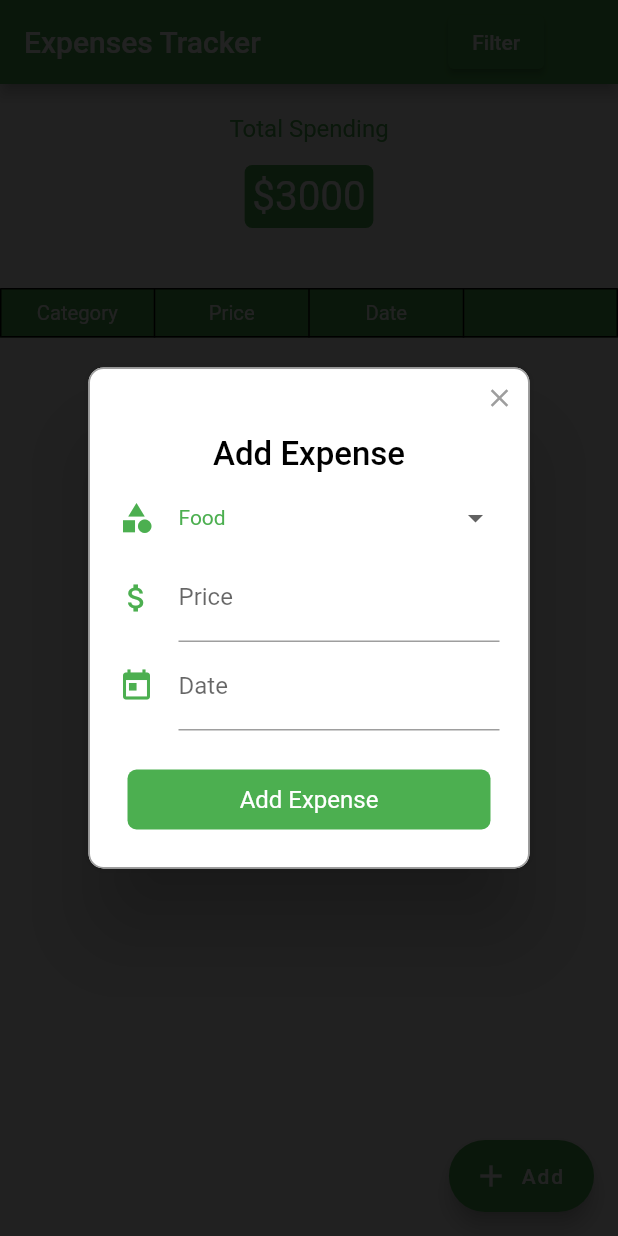
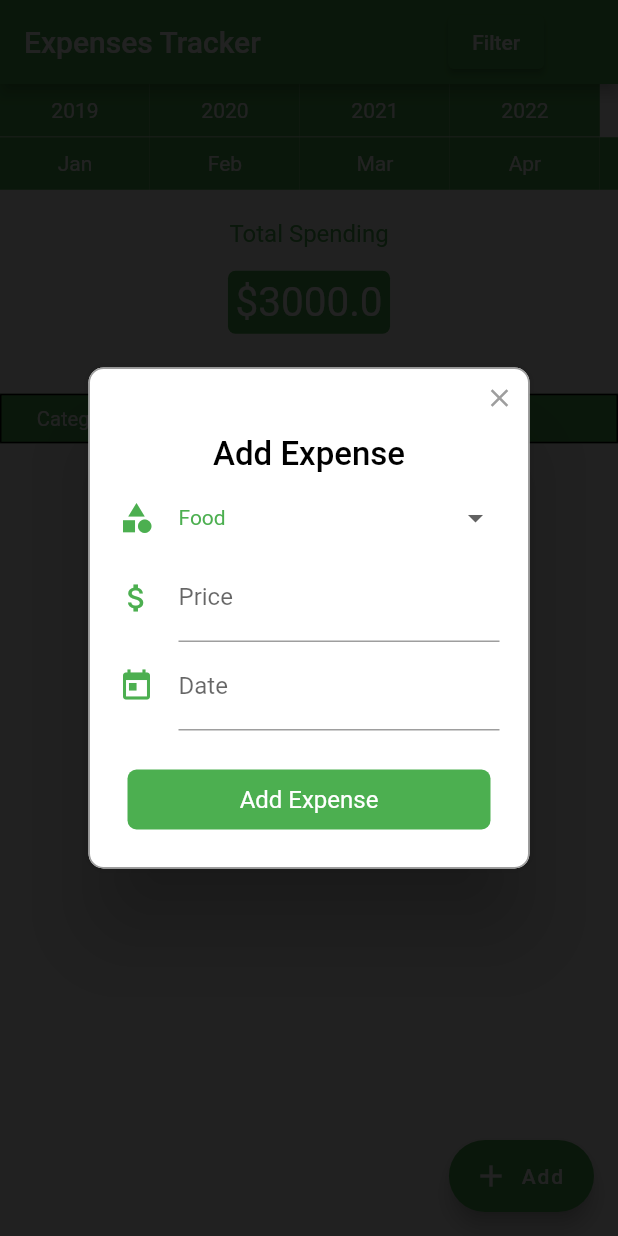
Before and after one commit to Moethantko/expenses_tracker, a Flutter app: the screen it shows after launch, after a tap on "Add", on a phone screen of 412 x 824 dp. Run offline on Flutter 3.47's test engine with Material 2 defaults, Android fonts, the phone set to English and light mode, and no system bars; drawn by our look-alikes of rflutter_alert; our stand-ins replace cloud_firestore, firebase_core; accounts and stored records are empty.

Commit message:
switch to horizontal scroll bar to do year and month filtering

```diff
--- a/lib/components/add_expense_form.dart
+++ b/lib/components/add_expense_form.dart
@@ -1,16 +1,12 @@
-import 'package:firebase_core/firebase_core.dart';
 import 'package:flutter/material.dart';
+import 'package:intl/intl.dart';
 import 'package:personal_expenses_tracker/components/category_dropdown.dart';
 import 'package:personal_expenses_tracker/data/data.dart';
 import 'package:personal_expenses_tracker/helpers/date_helper.dart';
 import 'package:personal_expenses_tracker/helpers/firebase_helper.dart';
-import 'package:personal_expenses_tracker/helpers/global_variables_helper.dart';
 import 'package:personal_expenses_tracker/models/expense.dart';
 import 'package:provider/provider.dart';
 import 'package:rflutter_alert/rflutter_alert.dart';
-import 'package:firebase_core/firebase_core.dart';
-import 'package:cloud_firestore/cloud_firestore.dart';
-import 'package:intl/intl.dart';
 
 class AddExpenseForm extends StatefulWidget {
   const AddExpenseForm({Key? key}) : super(key: key);
@@ -21,9 +17,9 @@ class AddExpenseForm extends StatefulWidget {
 }
 
 class _AddExpenseForm extends State<AddExpenseForm> {
-
   DateTime _selectedDate = DateTime.now();
   final TextEditingController _dateFieldController = TextEditingController();
+  DateHelper dateHelper = DateHelper();
 
   _selectDate(BuildContext context) async {
     final DateTime? pickedDate = await showDatePicker(
@@ -38,14 +34,17 @@ class _AddExpenseForm extends State<AddExpenseForm> {
         ..selection = TextSelection.fromPosition(TextPosition(
             offset: _dateFieldController.text.length,
             affinity: TextAffinity.upstream));
+      Provider.of<Data>(context, listen: false).latestAddedYear =
+          dateHelper.retrieveYear(_dateFieldController.text);
     }
   }
 
   _showAddExpenseForm(context) {
-
     int price = 0;
     DateHelper dateHelper = DateHelper();
     FirebaseHelper firebaseHelper = FirebaseHelper();
+
+    //print('Test: ${GlobalVariablesHelper.totalSpending}');
 
     Alert(
         context: context,
@@ -59,16 +58,21 @@ class _AddExpenseForm extends State<AddExpenseForm> {
                 price = int.parse(value);
               },
               decoration: const InputDecoration(
-                icon: Icon(Icons.attach_money, color: Colors.green,),
+                icon: Icon(
+                  Icons.attach_money,
+                  color: Colors.green,
+                ),
                 labelText: 'Price',
               ),
             ),
-
             TextField(
               onTap: () => _selectDate(context),
               controller: _dateFieldController,
               decoration: const InputDecoration(
-                icon: Icon(Icons.today, color: Colors.green,),
+                icon: Icon(
+                  Icons.today,
+                  color: Colors.green,
+                ),
                 labelText: 'Date',
               ),
             ),
@@ -78,16 +82,14 @@ class _AddExpenseForm extends State<AddExpenseForm> {
           DialogButton(
             onPressed: () => {
               firebaseHelper.storeExpenseData(Expense(
-                  category: Provider.of<Data>(context, listen: false).currentSelectedCategory,
+                  category: Provider.of<Data>(context, listen: false)
+                      .currentSelectedCategory,
                   price: price,
                   date: _dateFieldController.text,
                   year: dateHelper.retrieveYear(_dateFieldController.text),
                   month: dateHelper.retrieveMonth(_dateFieldController.text))),
-
-              /*firebaseHelper.calculateTotalSpending(
-                  dateHelper.retrieveYear(_dateFieldController.text),
-                  dateHelper.retrieveMonth(_dateFieldController.text)),*/
-
+              Provider.of<Data>(context, listen: false)
+                  .updateAllYearsData(context),
               Navigator.pop(context),
             },
             child: const Text(
--- /dev/null
+++ b/lib/components/months_horizontal_list_view.dart
@@ -0,0 +1,60 @@
+import 'package:flutter/material.dart';
+import 'package:provider/provider.dart';
+
+import '../data/data.dart';
+import '../helpers/global_variables_helper.dart';
+
+class MonthsHorizontalListView extends StatefulWidget {
+  const MonthsHorizontalListView({Key? key}) : super(key: key);
+
+  @override
+  State<MonthsHorizontalListView> createState() =>
+      _MonthsHorizontalListViewState();
+}
+
+class _MonthsHorizontalListViewState extends State<MonthsHorizontalListView> {
+  @override
+  Widget build(BuildContext context) {
+    return Container(
+      height: 35,
+      alignment: Alignment.centerLeft,
+      child: SingleChildScrollView(
+        scrollDirection: Axis.horizontal,
+        child: Row(
+          children: buildMonthContainersList(context),
+        ),
+      ),
+    );
+  }
+}
+
+List<Widget> buildMonthContainersList(BuildContext context) {
+  List<Widget> monthContainersList = [];
+
+  for (String month
+      in Provider.of<Data>(context, listen: false).allMonthsData) {
+    monthContainersList.add(
+      GestureDetector(
+        onTap: () => {
+          GlobalVariablesHelper.monthForDataFilter = month,
+          Provider.of<Data>(context, listen: false).updateSnaps(),
+        },
+        child: Container(
+          alignment: Alignment.center,
+          decoration: const BoxDecoration(
+            color: Colors.green,
+            border: Border(
+              right: BorderSide(width: 0.1, color: Colors.white),
+            ),
+          ),
+          width: 100,
+          child: Text(
+            month,
+            style: const TextStyle(color: Colors.white),
+          ),
+        ),
+      ),
+    );
+  }
+  return monthContainersList;
+}
--- /dev/null
+++ b/lib/components/years_horizontal_list_view.dart
@@ -0,0 +1,59 @@
+import 'package:flutter/material.dart';
+import 'package:provider/provider.dart';
+
+import '../data/data.dart';
+import '../helpers/global_variables_helper.dart';
+
+class YearsHorizontalListView extends StatefulWidget {
+  const YearsHorizontalListView({Key? key}) : super(key: key);
+  @override
+  State<YearsHorizontalListView> createState() =>
+      _YearsHorizontalListViewState();
+}
+
+class _YearsHorizontalListViewState extends State<YearsHorizontalListView> {
+  @override
+  Widget build(BuildContext context) {
+    return Container(
+      height: 35,
+      alignment: Alignment.centerLeft,
+      child: SingleChildScrollView(
+        scrollDirection: Axis.horizontal,
+        child: Row(
+          children: buildYearContainersList(context),
+        ),
+      ),
+    );
+  }
+}
+
+List<Widget> buildYearContainersList(BuildContext context) {
+  //List<int> allYearsData = Provider.of<FilterDataProvider>(context, listen: false).allYearsData;
+  List<Widget> yearContainerList = [];
+
+  for (int year in Provider.of<Data>(context, listen: false).allYearsData) {
+    yearContainerList.add(
+      GestureDetector(
+        onTap: () => {
+          GlobalVariablesHelper.yearForDataFilter = year,
+          Provider.of<Data>(context, listen: false).updateSnaps(),
+        },
+        child: Container(
+          alignment: Alignment.center,
+          decoration: const BoxDecoration(
+            color: Colors.green,
+            border: Border(
+              right: BorderSide(width: 0.1, color: Colors.white),
+            ),
+          ),
+          width: 100,
+          child: Text(
+            year.toString(),
+            style: const TextStyle(color: Colors.white),
+          ),
+        ),
+      ),
+    );
+  }
+  return yearContainerList;
+}
--- a/lib/data/data.dart
+++ b/lib/data/data.dart
@@ -2,39 +2,71 @@ import 'package:cloud_firestore/cloud_firestore.dart';
 import 'package:flutter/material.dart';
 import 'package:personal_expenses_tracker/helpers/firebase_helper.dart';
 import 'package:personal_expenses_tracker/helpers/global_variables_helper.dart';
+import 'package:provider/provider.dart';
 
 class Data extends ChangeNotifier {
   FirebaseHelper firebaseHelper = FirebaseHelper();
   late Stream<QuerySnapshot<Map<String, dynamic>>> snaps =
-  firebaseHelper.filterExpensesDataByYearMonth(GlobalVariablesHelper.yearForDataFilter, GlobalVariablesHelper.monthForDataFilter);
+      firebaseHelper.filterExpensesDataByYearMonth(
+          GlobalVariablesHelper.yearForDataFilter,
+          GlobalVariablesHelper.monthForDataFilter);
 
   void updateSnaps() {
-    snaps = firebaseHelper.filterExpensesDataByYearMonth(GlobalVariablesHelper.yearForDataFilter, GlobalVariablesHelper.monthForDataFilter);
+    snaps = firebaseHelper.filterExpensesDataByYearMonth(
+        GlobalVariablesHelper.yearForDataFilter,
+        GlobalVariablesHelper.monthForDataFilter);
     notifyListeners();
   }
 
   String currentSelectedCategory = 'Food';
-  void updateCurrentSelectedCategory (String newValue) {
+  void updateCurrentSelectedCategory(String newValue) {
     currentSelectedCategory = newValue;
     notifyListeners();
   }
 
   int currentSelectedYear = 2022;
-  void updateCurrentSelectedYear (int newValue) {
+  void updateCurrentSelectedYear(int newValue) {
     currentSelectedYear = newValue;
     notifyListeners();
   }
 
+  List<int> allYearsData = [2019, 2020, 2021, 2022];
+  updateAllYearsData(BuildContext context) {
+    allYearsData.add(Provider.of<Data>(context, listen: false).latestAddedYear);
+    allYearsData.sort();
+    firebaseHelper.retrieveYearsFromDB(context);
+    notifyListeners();
+  }
+
+  List<String> allMonthsData = [
+    'Jan',
+    'Feb',
+    'Mar',
+    'Apr',
+    'May',
+    'Jun',
+    'July',
+    'Aug',
+    'Sep',
+    'Oct',
+    'Nov',
+    'Dec'
+  ];
+
+  int latestAddedYear = 2022;
+
   String currentSelectedMonth = 'Jul';
-  void updateCurrentSelectedMonth (String newValue) {
+  void updateCurrentSelectedMonth(String newValue) {
     currentSelectedMonth = newValue;
     notifyListeners();
   }
 
-  /*late Future<int> totalSpending;
-  Future<int> retrieveTotalSpending () async {
-    totalSpending = await firebaseHelper.calculateTotalSpending(GlobalVariablesHelper.yearForDataFilter, GlobalVariablesHelper.monthForDataFilter);
-    return totalSpending;
-  }*/
-
+  late Future<int> totalSpending;
+  Future<void> retrieveTotalSpending() async {
+    /*totalSpending = await firebaseHelper.calculateTotalSpending(
+        GlobalVariablesHelper.yearForDataFilter,
+        GlobalVariablesHelper.monthForDataFilter);*/
+    print("Hello, I'm in provider");
+    notifyListeners();
+  }
 }
--- a/lib/helpers/firebase_helper.dart
+++ b/lib/helpers/firebase_helper.dart
@@ -1,7 +1,9 @@
 import 'package:cloud_firestore/cloud_firestore.dart';
-import 'package:flutter/foundation.dart';
+import 'package:flutter/material.dart';
+import 'package:personal_expenses_tracker/data/data.dart';
 import 'package:personal_expenses_tracker/helpers/global_variables_helper.dart';
 import 'package:personal_expenses_tracker/models/expense.dart';
+import 'package:provider/provider.dart';
 
 class FirebaseHelper {
   storeExpenseData(Expense expense) {
@@ -14,29 +16,6 @@ class FirebaseHelper {
     });
   }
 
-  /*Future<void> storeSpendingData(int year, String month, int spending) async {
-    int totalSpending = 0;
-    //print("Hello. It's herereerererer");
-
-    await FirebaseFirestore.instance.collection('total_spendings')
-        .where('year', isEqualTo: year)
-        .where('month', isEqualTo: month)
-        .snapshots().forEach((element) {
-          final docs = element.docs;
-          for (var doc in docs) {
-            totalSpending += int.parse(doc.get('total_spending').toString());
-            print("Hello. It's total...${totalSpending}");
-          }
-        }).then((value) => {
-          print("async function above is completed....."),
-          FirebaseFirestore.instance.collection('total_spendings').add({
-            'year': year,
-            'month': month,
-            'total_spending': totalSpending + spending
-          }),
-        });
-  }*/
-
   deleteSelectedExpenseData(String id) {
     FirebaseFirestore.instance.collection("expenses").doc(id).delete().then(
           (doc) => print("Document deleted"),
@@ -44,21 +23,29 @@ class FirebaseHelper {
         );
   }
 
-  retrieveYearsFromDB() async {
-    await FirebaseFirestore.instance.collection('expenses').snapshots().forEach((element) {
-      final docs = element.docs;
-      for (var doc in docs) {
-        int year = doc.get('year');
-        if (!GlobalVariablesHelper.allYearsData.contains(year)) {
-          GlobalVariablesHelper.allYearsData.add(year);
+  retrieveYearsFromDB(BuildContext context) {
+    FirebaseFirestore.instance.collection('expenses').get().then((value) => {
+          for (var doc in value.docs)
+            {
+              if (!Provider.of<Data>(context, listen: false)
+                  .allYearsData
+                  .contains(doc.get('year')))
+                {
+                  Provider.of<Data>(context, listen: false)
+                      .allYearsData
+                      .add(doc.get('year')),
+                  Provider.of<Data>(context, listen: false).allYearsData.sort(),
                 }
             }
         });
   }
 
   retrieveMonthsFromDB() async {
-    await FirebaseFirestore.instance.collection('expenses').snapshots().forEach((element) {
-      final docs = element.docs;
+    await FirebaseFirestore.instance
+        .collection('expenses')
+        .snapshots()
+        .forEach((snap) {
+      final docs = snap.docs;
       for (var doc in docs) {
         final month = doc.get('month').toString();
         if (!GlobalVariablesHelper.allMonthsData.contains(month)) {
@@ -68,25 +55,58 @@ class FirebaseHelper {
     });
   }
 
-  Stream<QuerySnapshot<Map<String, dynamic>>> filterExpensesDataByYearMonth(selectedYear, selectedMonth) {
-    return FirebaseFirestore.instance.collection('expenses')
+  Stream<QuerySnapshot<Map<String, dynamic>>> filterExpensesDataByYearMonth(
+      selectedYear, selectedMonth) {
+    return FirebaseFirestore.instance
+        .collection('expenses')
         .where("year", isEqualTo: selectedYear)
-        .where("month", isEqualTo: selectedMonth).snapshots();
+        .where("month", isEqualTo: selectedMonth)
+        .snapshots();
   }
 
-  /*calculateTotalSpending(selectedYear, selectedMonth) {
+  /*Future<int?> calculateTotalSpending(selectedYear, selectedMonth) async {
+    Future<int?> futureTotalSpending = 0;
     int totalSpending = 0;
-    FirebaseFirestore.instance.collection('expenses')
+
+    try {
+      await FirebaseFirestore.instance
+          .collection('expenses')
           .where("year", isEqualTo: selectedYear)
           .where("month", isEqualTo: selectedMonth)
           .snapshots()
-        .forEach((element) {
+          .forEach((snap) {
+        final docs = snap.docs;
+        for (var doc in docs) {
+          totalSpending += int.parse(doc.get('price').toString());
+        }
+        //GlobalVariablesHelper.totalSpending = totalSpending;
+      });
+      futureTotalSpending = totalSpending;
+      //print("Total: $totalSpending");
+    } catch (err) {
+      print(err);
+    }
+
+    return futureTotalSpending;
+
+    /*Stream<QuerySnapshot<Map<String, dynamic>>> snaps = filterExpensesDataByYearMonth(selectedYear, selectedMonth);
+    await for (var snap in snaps) {
+      final docs = snap.docs;
+      for (var doc in docs) {
+        totalSpending += int.parse(doc.get('price').toString());
+      }
+      //GlobalVariablesHelper.totalSpending = totalSpending;
+    }
+
+    return totalSpending;*/
+    //print("Testinggggg");
+
+    /*await FirebaseFirestore.instance.collection('expenses').snapshots().forEach((element) {
       final docs = element.docs;
       for (var doc in docs) {
-            //totalSpending += int.parse(doc.get('price').toString());
+        final month = doc.get('month').toString();
+        print("In the calculate spending function...$month");
       }
-        }).then((value) => {
-    print("it's hereeeeeee: ${totalSpending}"),
-    });
+    });*/
   }*/
 }
--- a/lib/helpers/global_variables_helper.dart
+++ b/lib/helpers/global_variables_helper.dart
@@ -3,4 +3,5 @@ class GlobalVariablesHelper {
   static var monthForDataFilter = 'Aug';
   static List<int> allYearsData = <int>[];
   static List<String> allMonthsData = <String>[];
+  static var totalSpending = 0;
 }
--- a/lib/main.dart
+++ b/lib/main.dart
@@ -1,26 +1,25 @@
-import 'package:cloud_firestore/cloud_firestore.dart';
+import 'package:firebase_core/firebase_core.dart';
 import 'package:flutter/material.dart';
-import 'package:personal_expenses_tracker/helpers/firebase_helper.dart';
-import 'package:personal_expenses_tracker/helpers/global_variables_helper.dart';
+import 'package:provider/provider.dart';
+
 import './screens/home.dart';
-import 'package:firebase_core/firebase_core.dart';
-import 'package:provider/provider.dart';
 import 'data/data.dart';
 
 Future<void> main() async {
   WidgetsFlutterBinding.ensureInitialized();
-  runApp(MyApp());
+  runApp(MultiProvider(
+    providers: [
+      ChangeNotifierProvider(create: (_) => Data()),
+    ],
+    child: MyApp(),
+  ));
 }
 
 class MyApp extends StatelessWidget {
-
   final Future<FirebaseApp> _fbApp = Firebase.initializeApp();
   @override
   Widget build(BuildContext context) {
-
-    return ChangeNotifierProvider(
-      create: (context) => Data(),
-      child: MaterialApp(
+    return MaterialApp(
       title: 'Personal Expenses Tracker',
       theme: ThemeData(
         primarySwatch: Colors.green,
@@ -31,14 +30,13 @@ class MyApp extends StatelessWidget {
         builder: (context, snapshot) {
           if (snapshot.hasError) {
             return const Text("Something went wrong.");
-            } else if (snapshot.hasData){
+          } else if (snapshot.hasData) {
             return HomeScreen(title: "Expenses Tracker");
           } else {
             return const Text("Something is returned");
           }
         },
       ),
-      ),
     );
   }
 }
--- a/lib/screens/home.dart
+++ b/lib/screens/home.dart
@@ -1,13 +1,13 @@
 import 'package:flutter/material.dart';
-import 'package:personal_expenses_tracker/components/expenses_table.dart';
 import 'package:personal_expenses_tracker/components/add_expense_form.dart';
 import 'package:personal_expenses_tracker/components/filter_form.dart';
-import 'package:personal_expenses_tracker/data/data.dart';
+import 'package:personal_expenses_tracker/components/months_horizontal_list_view.dart';
+import 'package:personal_expenses_tracker/components/years_horizontal_list_view.dart';
 import 'package:personal_expenses_tracker/helpers/firebase_helper.dart';
-import 'package:provider/provider.dart';
+
+import '../components/expenses_table.dart';
 
 class HomeScreen extends StatefulWidget {
-
   final String title;
   HomeScreen({Key? key, required this.title}) : super(key: key);
 
@@ -16,13 +16,11 @@ class HomeScreen extends StatefulWidget {
 }
 
 class _HomeScreen extends State<HomeScreen> {
-
   FirebaseHelper firebaseHelper = FirebaseHelper();
 
   @override
   Widget build(BuildContext context) {
-
-    firebaseHelper.retrieveYearsFromDB();
+    firebaseHelper.retrieveYearsFromDB(context);
     firebaseHelper.retrieveMonthsFromDB();
 
     return Scaffold(
@@ -33,13 +31,20 @@ class _HomeScreen extends State<HomeScreen> {
               widget.title,
               style: const TextStyle(color: Colors.white),
             ),
-            const SizedBox(width: 125,),
+            const SizedBox(
+              width: 125,
+            ),
             const FilterForm(),
           ],
-        )
+        ),
       ),
       body: Column(
         children: [
+          const YearsHorizontalListView(),
+          const SizedBox(
+            height: 0.5,
+          ),
+          const MonthsHorizontalListView(),
           Center(
             child: Container(
                 margin: const EdgeInsets.only(top: 20.0),
@@ -50,19 +55,16 @@ class _HomeScreen extends State<HomeScreen> {
                     fontSize: 16,
                     color: Colors.green,
                   ),
-                )
-            ),
+                )),
           ),
           Center(
             child: Container(
               padding: const EdgeInsets.all(5),
               margin: const EdgeInsets.only(top: 15.0),
               decoration: BoxDecoration(
-                  color: Colors.green,
-                  borderRadius: BorderRadius.circular(5)
-              ),
+                  color: Colors.green, borderRadius: BorderRadius.circular(5)),
               child: Text(
-                "${String.fromCharCodes(Runes('\u0024'))}3000",
+                "${String.fromCharCodes(Runes('\u0024'))}3000.0",
                 style: const TextStyle(
                   fontSize: 27,
                   color: Colors.white,
--- a/pubspec.yaml
+++ b/pubspec.yaml
@@ -34,6 +34,7 @@ dependencies:
   cloud_firestore: ^3.4.0
   intl: ^0.17.0
   provider: ^6.0.3
+  google_fonts: ^3.0.1
 
 
   # The following adds the Cupertino Icons font to your application.
```
Also changed, not shown: lib/components/expenses_table.dart (+55 -26 lines), pubspec.lock. Lines whose indentation alone changed are shown as unchanged.
